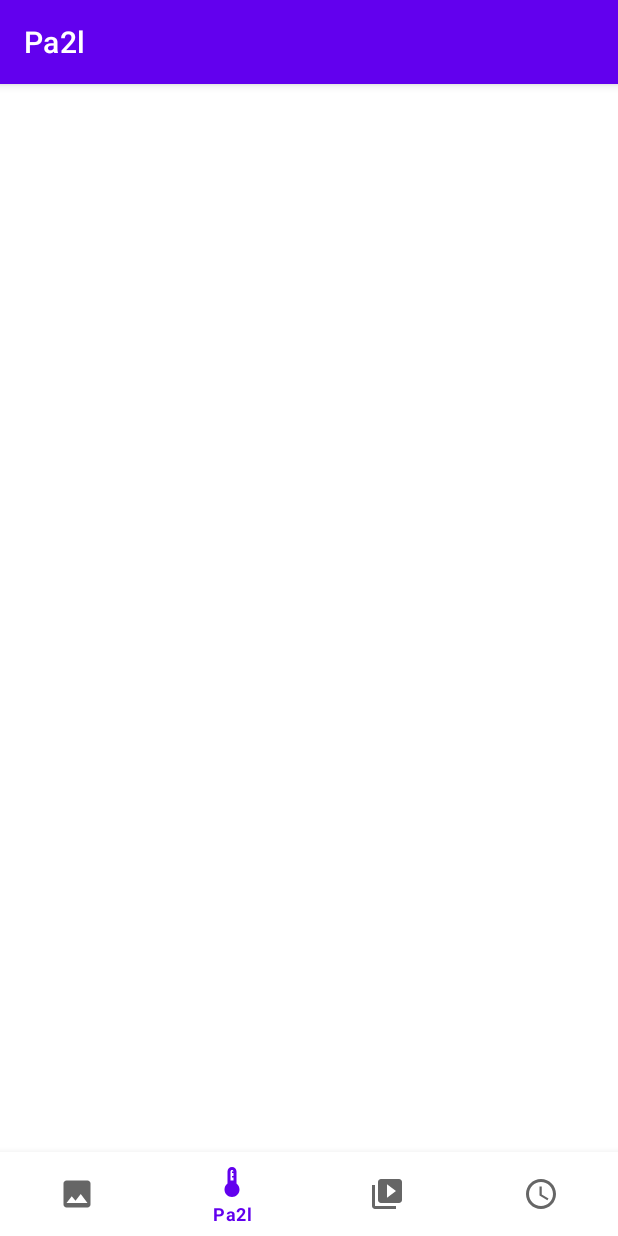
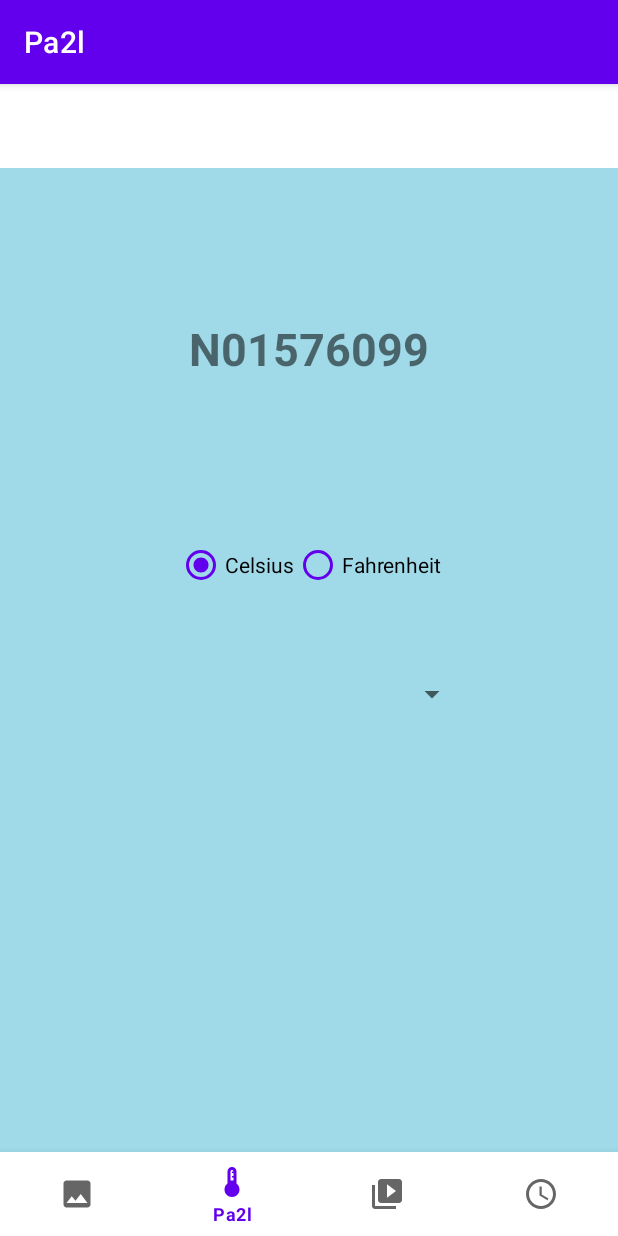
Before and after one commit to DhairyaPal6099/DhairyaPalLab10, an Android app: the Pa2l screen opened through its navigation route, on a phone screen of 412 x 824 dp. Run offline under Robolectric (Android 15) with nearby library versions, the phone set to English and light mode, and no system bars; our stand-ins replace Picasso, navigation-ui.

Commit message:
Created the initial layout of Pa2l.

```diff
--- a/DhairyaModule10/src/main/res/layout/fragment_pa2l.xml
+++ b/DhairyaModule10/src/main/res/layout/fragment_pa2l.xml
@@ -1,8 +1,57 @@
 <?xml version="1.0" encoding="utf-8"?>
 <androidx.constraintlayout.widget.ConstraintLayout xmlns:android="http://schemas.android.com/apk/res/android"
     xmlns:tools="http://schemas.android.com/tools"
+    xmlns:app="http://schemas.android.com/apk/res-auto"
     android:layout_width="match_parent"
     android:layout_height="match_parent"
+    android:background="@color/splash_blue"
     tools:context=".ui.Pa2l.Pa2l">
 
+    <TextView
+        android:id="@+id/dhaTextViewStudentId"
+        android:layout_width="wrap_content"
+        android:layout_height="wrap_content"
+        app:layout_constraintTop_toTopOf="parent"
+        android:layout_marginTop="100dp"
+        app:layout_constraintStart_toStartOf="parent"
+        app:layout_constraintEnd_toEndOf="parent"
+        android:layout_marginHorizontal="100dp"
+        android:textStyle="bold"
+        android:text="@string/student_id"
+        android:textSize="30sp" />
+
+    <RadioGroup
+        android:id="@+id/dhaRadioGroup"
+        android:layout_width="wrap_content"
+        android:layout_height="wrap_content"
+        android:orientation="horizontal"
+        app:layout_constraintStart_toStartOf="parent"
+        app:layout_constraintEnd_toEndOf="parent"
+        android:layout_marginHorizontal="10dp"
+        app:layout_constraintTop_toBottomOf="@id/dhaTextViewStudentId"
+        android:layout_marginTop="100dp">
+        <RadioButton
+            android:id="@+id/dhaCelsiusRadioButton"
+            android:layout_width="wrap_content"
+            android:layout_height="wrap_content"
+            android:checked="true"
+            android:buttonTint="@color/purple_500"
+            android:text="@string/celsius" />
+        <RadioButton
+            android:id="@+id/dhaFahrenheitRadioButton"
+            android:layout_width="wrap_content"
+            android:layout_height="wrap_content"
+            android:buttonTint="@color/purple_500"
+            android:text="@string/fahrenheit" />
+    </RadioGroup>
+
+    <Spinner
+        android:layout_width="0dp"
+        android:layout_height="wrap_content"
+        app:layout_constraintStart_toStartOf="parent"
+        app:layout_constraintEnd_toEndOf="parent"
+        android:layout_marginHorizontal="100dp"
+        app:layout_constraintTop_toBottomOf="@id/dhaRadioGroup"
+        android:layout_marginTop="50dp"/>
+
 </androidx.constraintlayout.widget.ConstraintLayout>
--- a/DhairyaModule10/src/main/res/values/strings.xml
+++ b/DhairyaModule10/src/main/res/values/strings.xml
@@ -10,6 +10,9 @@
     <string name="download_image">Download Image</string>
     <string name="full_name_studentid" translatable="false">Dhairya Pal N01576099</string>
     <string name="error" translatable="false">"Error: "</string>
+    <string name="celsius">Celsius</string>
+    <string name="fahrenheit">Fahrenheit</string>
+    <string name="student_id">N01576099</string>
     <string-array name="spinner_items">
         <item>Salamander</item>
         <item>Komodo Dragon</item>
```
